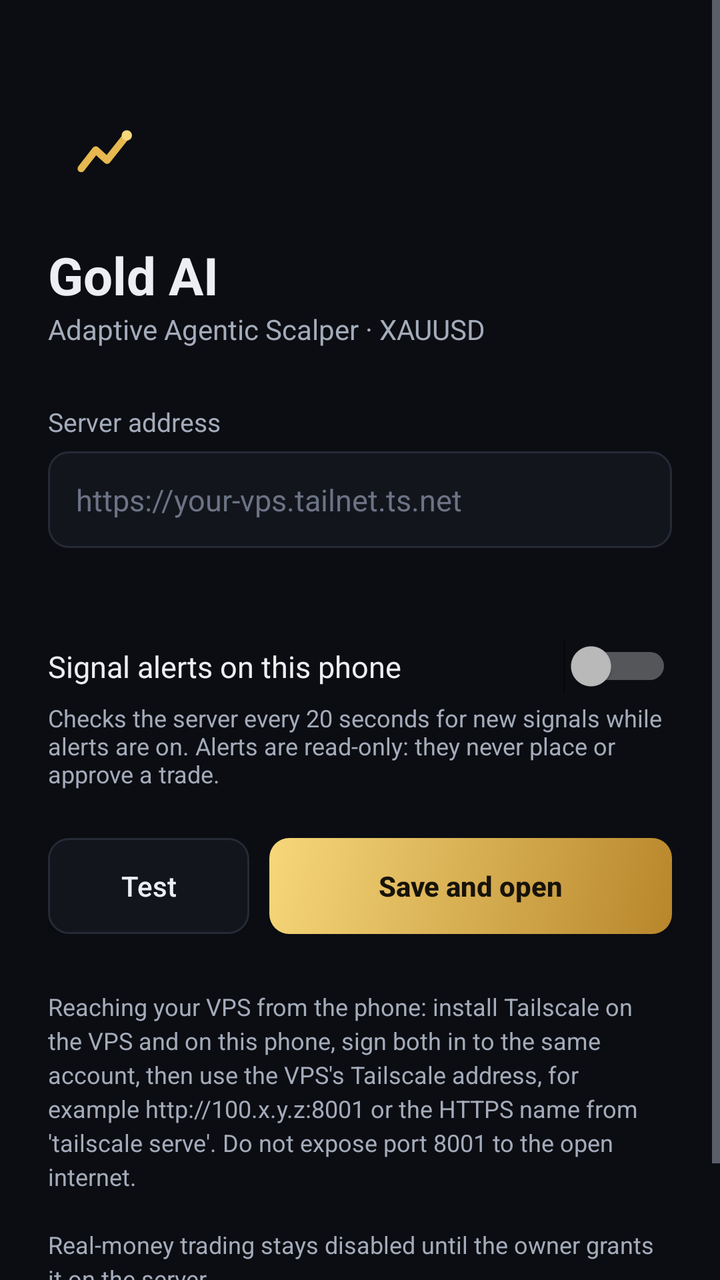
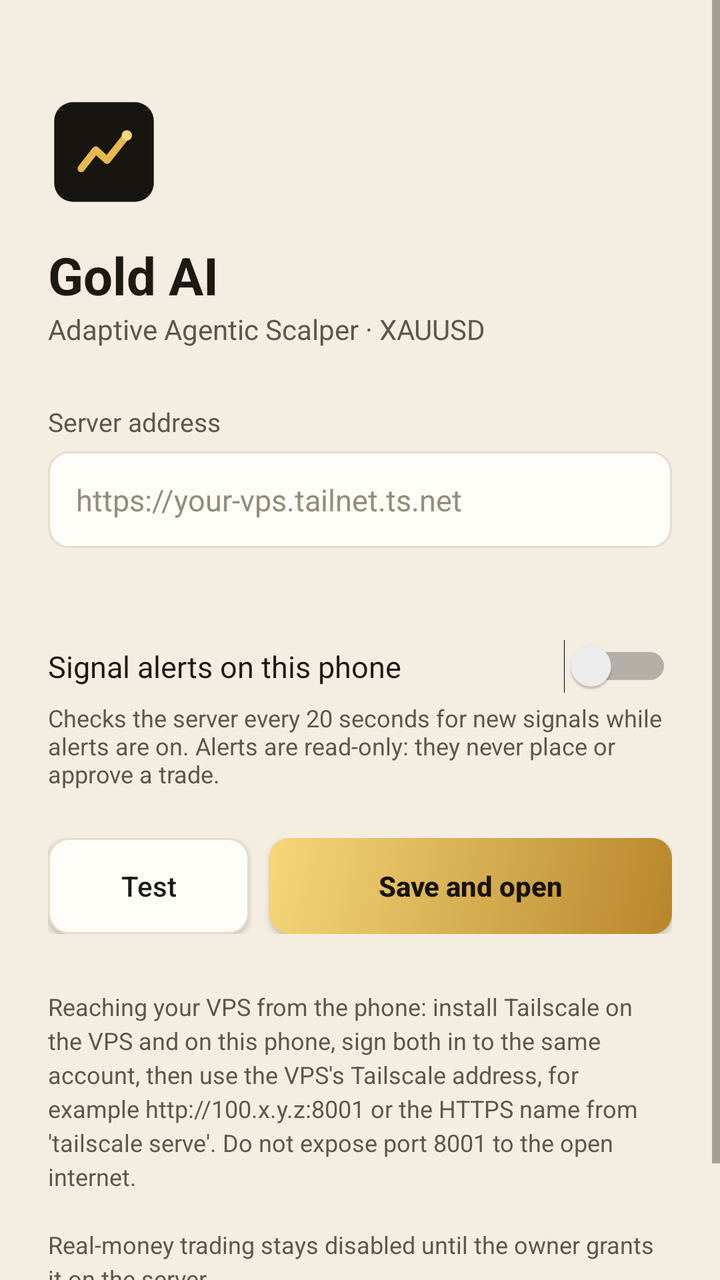

Screens rendered from an Android XML layout before and after an edit, with the pre-edit source and the edit as a unified diff.
<!-- AndroidManifest.xml: application theme AppTheme -->
<!-- res/layout/activity_setup.xml -->
<?xml version="1.0" encoding="utf-8"?>
<ScrollView xmlns:android="http://schemas.android.com/apk/res/android"
    android:layout_width="match_parent"
    android:layout_height="match_parent"
    android:background="@color/bg"
    android:fillViewport="true">

    <LinearLayout
        android:layout_width="match_parent"
        android:layout_height="wrap_content"
        android:orientation="vertical"
        android:padding="24dp">

        <ImageView
            android:layout_width="56dp"
            android:layout_height="56dp"
            android:layout_marginTop="24dp"
            android:src="@drawable/ic_launcher"
            android:contentDescription="@string/app_name" />

        <TextView
            android:layout_width="wrap_content"
            android:layout_height="wrap_content"
            android:layout_marginTop="16dp"
            android:text="Gold AI"
            android:textColor="@color/text"
            android:textSize="26sp"
            android:textStyle="bold" />

        <TextView
            android:layout_width="wrap_content"
            android:layout_height="wrap_content"
            android:text="Adaptive Agentic Scalper · XAUUSD"
            android:textColor="@color/text2"
            android:textSize="14sp" />

        <TextView
            android:layout_width="wrap_content"
            android:layout_height="wrap_content"
            android:layout_marginTop="28dp"
            android:text="Server address"
            android:textColor="@color/text2"
            android:textSize="13sp" />

        <EditText
            android:id="@+id/server"
            android:layout_width="match_parent"
            android:layout_height="wrap_content"
            android:layout_marginTop="6dp"
            android:background="@drawable/field_bg"
            android:hint="https://your-vps.tailnet.ts.net"
            android:inputType="textUri"
            android:padding="14dp"
            android:singleLine="true"
            android:textColor="@color/text"
            android:textColorHint="#FF6C7385"
            android:textSize="15sp" />

        <TextView
            android:id="@+id/status"
            android:layout_width="match_parent"
            android:layout_height="wrap_content"
            android:layout_marginTop="10dp"
            android:textColor="@color/text2"
            android:textSize="13sp" />

        <Switch
            android:id="@+id/alerts"
            android:layout_width="match_parent"
            android:layout_height="wrap_content"
            android:layout_marginTop="18dp"
            android:text="Signal alerts on this phone"
            android:textColor="@color/text"
            android:textSize="15sp" />

        <TextView
            android:layout_width="match_parent"
            android:layout_height="wrap_content"
            android:layout_marginTop="4dp"
            android:text="Checks the server every 20 seconds for new signals while alerts are on. Alerts are read-only: they never place or approve a trade."
            android:textColor="@color/text2"
            android:textSize="12sp" />

        <LinearLayout
            android:layout_width="match_parent"
            android:layout_height="wrap_content"
            android:layout_marginTop="24dp"
            android:orientation="horizontal">

            <Button
                android:id="@+id/test"
                android:layout_width="0dp"
                android:layout_height="48dp"
                android:layout_marginEnd="10dp"
                android:layout_weight="1"
                android:background="@drawable/field_bg"
                android:text="Test"
                android:textAllCaps="false"
                android:textColor="@color/text" />

            <Button
                android:id="@+id/save"
                android:layout_width="0dp"
                android:layout_height="48dp"
                android:layout_weight="2"
                android:background="@drawable/btn_gold"
                android:text="Save and open"
                android:textAllCaps="false"
                android:textColor="#FF17130A"
                android:textStyle="bold" />
        </LinearLayout>

        <TextView
            android:layout_width="match_parent"
            android:layout_height="wrap_content"
            android:layout_marginTop="28dp"
            android:lineSpacingExtra="3dp"
            android:text="Reaching your VPS from the phone: install Tailscale on the VPS and on this phone, sign both in to the same account, then use the VPS's Tailscale address, for example http://100.x.y.z:8001 or the HTTPS name from 'tailscale serve'. Do not expose port 8001 to the open internet.\n\nReal-money trading stays disabled until the owner grants it on the server."
            android:textColor="@color/text2"
            android:textSize="12sp" />

        <TextView
            android:id="@+id/version"
            android:layout_width="wrap_content"
            android:layout_height="wrap_content"
            android:layout_marginTop="18dp"
            android:textColor="#FF6C7385"
            android:textSize="11sp" />
    </LinearLayout>
</ScrollView>
<!-- resources referenced by this layout -->
<resources>
  <color name="bg">#FF0B0D12</color>
  <color name="text">#FFECEEF3</color>
  <color name="text2">#FFA4ABBA</color>
  <!-- drawable btn_gold (drawable) -->
  <?xml version="1.0" encoding="utf-8"?>
  <shape xmlns:android="http://schemas.android.com/apk/res/android" android:shape="rectangle">
      <gradient android:startColor="#FFF6D77A" android:endColor="#FFB8862B" android:angle="315" />
      <corners android:radius="10dp" />
  </shape>
  <!-- drawable field_bg (drawable) -->
  <?xml version="1.0" encoding="utf-8"?>
  <shape xmlns:android="http://schemas.android.com/apk/res/android" android:shape="rectangle">
      <solid android:color="@color/surface" />
      <stroke android:width="1dp" android:color="@color/border" />
      <corners android:radius="10dp" />
  </shape>
  <!-- drawable ic_launcher (drawable) -->
  <?xml version="1.0" encoding="utf-8"?>
  <vector xmlns:android="http://schemas.android.com/apk/res/android"
      android:width="48dp" android:height="48dp"
      android:viewportWidth="108" android:viewportHeight="108">
      <path android:fillColor="#FF0B0D12" android:pathData="M24,6h60a18,18 0 0 1 18,18v60a18,18 0 0 1 -18,18h-60a18,18 0 0 1 -18,-18v-60a18,18 0 0 1 18,-18z" />
      <path android:fillColor="#00000000" android:strokeColor="#FFE6B84F" android:strokeWidth="7"
          android:strokeLineCap="round" android:strokeLineJoin="round"
          android:pathData="M32,70 L46,52 L57,62 L76,38" />
      <path android:fillColor="#FFF6D77A" android:pathData="M76,38 m-5,0 a5,5 0 1,0 10,0 a5,5 0 1,0 -10,0" />
  </vector>
  <string name="app_name">Gold AI</string>
  <style name="AppTheme" parent="@android:style/Theme.Material.NoActionBar">
          <item name="android:colorPrimary">@color/bg</item>
          <item name="android:colorPrimaryDark">@color/bg</item>
          <item name="android:colorAccent">@color/gold</item>
          <item name="android:statusBarColor">@color/bg</item>
          <item name="android:navigationBarColor">@color/bg</item>
          <item name="android:windowBackground">@color/bg</item>
          <item name="android:textColorPrimary">@color/text</item>
          <item name="android:textColorSecondary">@color/text2</item>
      </style>
  <color name="surface">#FF12151C</color>
  <color name="border">#FF252A36</color>
  <color name="gold">#FFE6B84F</color>
</resources>

<!-- the commit's change to res/layout/activity_setup.xml (unified diff, before → after) -->
@@ -53,7 +53,7 @@
             android:padding="14dp"
             android:singleLine="true"
             android:textColor="@color/text"
-            android:textColorHint="#FF6C7385"
+            android:textColorHint="#FF958C7C"
             android:textSize="15sp" />
 
         <TextView
@@ -124,7 +124,7 @@
             android:layout_width="wrap_content"
             android:layout_height="wrap_content"
             android:layout_marginTop="18dp"
-            android:textColor="#FF6C7385"
+            android:textColor="#FF958C7C"
             android:textSize="11sp" />
     </LinearLayout>
 </ScrollView>
<!-- resource entries referenced after the edit -->
@@ -1,8 +1,8 @@
 <!-- resources referenced by this layout -->
 <resources>
-  <color name="bg">#FF0B0D12</color>
-  <color name="text">#FFECEEF3</color>
-  <color name="text2">#FFA4ABBA</color>
+  <color name="bg">#FFF3EDE2</color>
+  <color name="text">#FF1D1A14</color>
+  <color name="text2">#FF5D564A</color>
   <!-- drawable btn_gold (drawable) -->
   <?xml version="1.0" encoding="utf-8"?>
   <shape xmlns:android="http://schemas.android.com/apk/res/android" android:shape="rectangle">
@@ -21,25 +21,26 @@
   <vector xmlns:android="http://schemas.android.com/apk/res/android"
       android:width="48dp" android:height="48dp"
       android:viewportWidth="108" android:viewportHeight="108">
-      <path android:fillColor="#FF0B0D12" android:pathData="M24,6h60a18,18 0 0 1 18,18v60a18,18 0 0 1 -18,18h-60a18,18 0 0 1 -18,-18v-60a18,18 0 0 1 18,-18z" />
+      <path android:fillColor="#FF17150F" android:pathData="M24,6h60a18,18 0 0 1 18,18v60a18,18 0 0 1 -18,18h-60a18,18 0 0 1 -18,-18v-60a18,18 0 0 1 18,-18z" />
       <path android:fillColor="#00000000" android:strokeColor="#FFE6B84F" android:strokeWidth="7"
           android:strokeLineCap="round" android:strokeLineJoin="round"
           android:pathData="M32,70 L46,52 L57,62 L76,38" />
       <path android:fillColor="#FFF6D77A" android:pathData="M76,38 m-5,0 a5,5 0 1,0 10,0 a5,5 0 1,0 -10,0" />
   </vector>
   <string name="app_name">Gold AI</string>
-  <style name="AppTheme" parent="@android:style/Theme.Material.NoActionBar">
+  <style name="AppTheme" parent="@android:style/Theme.Material.Light.NoActionBar">
           <item name="android:colorPrimary">@color/bg</item>
           <item name="android:colorPrimaryDark">@color/bg</item>
           <item name="android:colorAccent">@color/gold</item>
           <item name="android:statusBarColor">@color/bg</item>
           <item name="android:navigationBarColor">@color/bg</item>
+          <item name="android:windowLightStatusBar">true</item>
           <item name="android:windowBackground">@color/bg</item>
           <item name="android:textColorPrimary">@color/text</item>
           <item name="android:textColorSecondary">@color/text2</item>
       </style>
-  <color name="surface">#FF12151C</color>
-  <color name="border">#FF252A36</color>
-  <color name="gold">#FFE6B84F</color>
+  <color name="surface">#FFFFFDF8</color>
+  <color name="border">#FFE6DCCB</color>
+  <color name="gold">#FFA87A1F</color>
 </resources>
 
